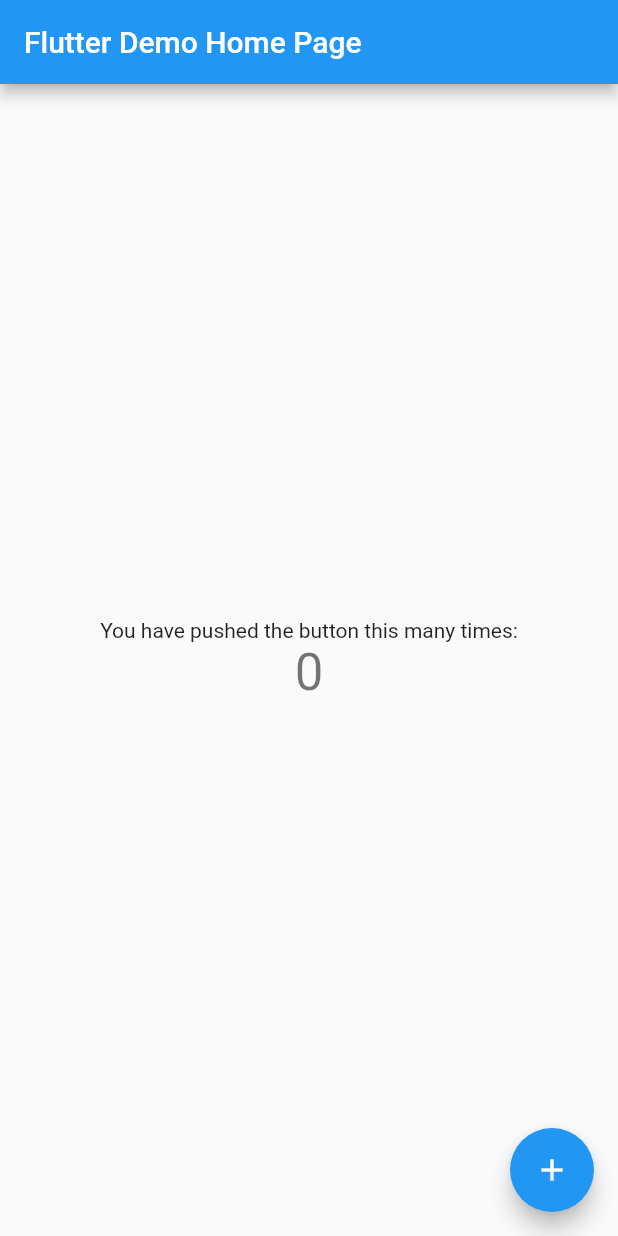
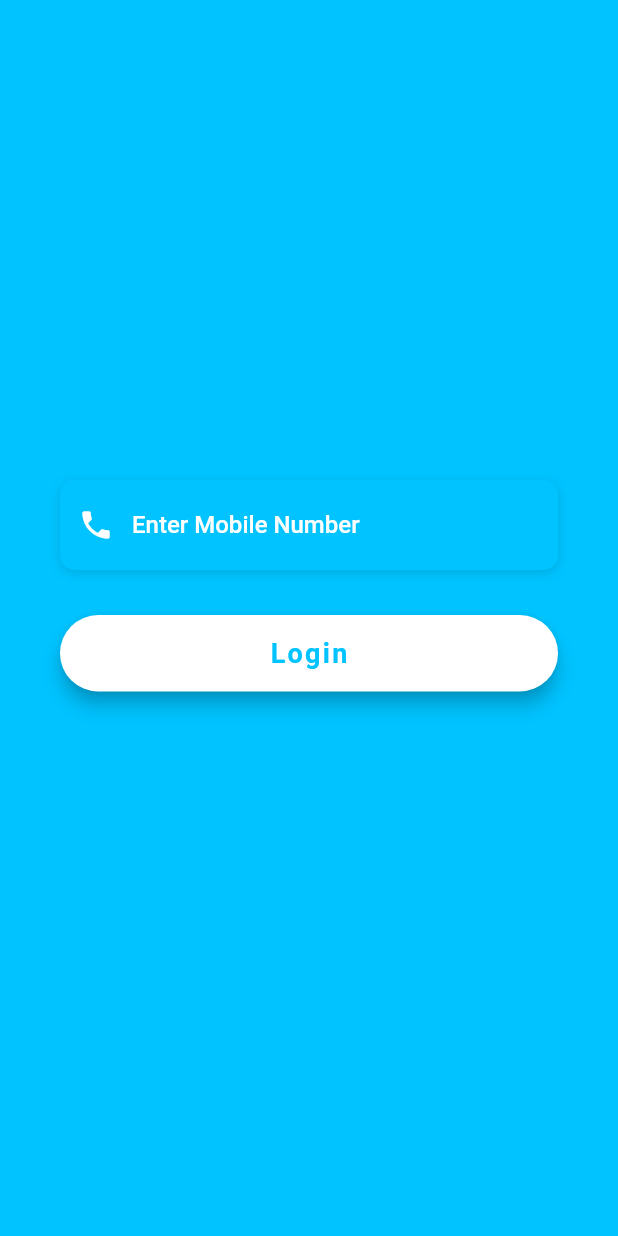
Before and after one commit to madhavanmaddy/Solution-Challenge-2021, a Flutter app: the screen it shows after launch, on a phone screen of 412 x 824 dp. Run offline on Flutter 3.47's test engine with Material 2 defaults, Android fonts, the phone set to English and light mode, and no system bars; our stand-ins replace firebase_auth, firebase_core; accounts and stored records are empty; Roboto replaces fonts that are missing (OpenSans).

Commit message:
Login Page

```diff
--- /dev/null
+++ b/lib/asssets/fonts.dart
@@ -0,0 +1,25 @@
+import 'package:flutter/material.dart';
+
+final kHintTextStyle = TextStyle(
+  color: Colors.white,
+  fontFamily: 'OpenSans',
+  fontWeight: FontWeight.bold,
+);
+/*
+final kLabelStyle = TextStyle(
+  color: Colors.white,
+  fontWeight: FontWeight.bold,
+  fontFamily: 'OpenSans',
+);*/
+
+final kBoxDecorationStyle = BoxDecoration(
+  color: Color(0xff00c3ff),
+  borderRadius: BorderRadius.circular(10.0),
+  boxShadow: [
+    BoxShadow(
+      color: Colors.black12,
+      blurRadius: 6.0,
+      offset: Offset(0, 2),
+    ),
+  ],
+);
--- a/lib/main.dart
+++ b/lib/main.dart
@@ -1,117 +1,22 @@
 import 'package:flutter/material.dart';
+import 'package:flutter/services.dart';
+import 'package:smart_bus/screens/authentication/authenticate.dart';
+import 'package:smart_bus/screens/wrapper.dart';
+import 'package:firebase_core/firebase_core.dart';
 
-void main() {
+void main() async {
+  WidgetsFlutterBinding.ensureInitialized();
+  await Firebase.initializeApp();
   runApp(MyApp());
 }
 
 class MyApp extends StatelessWidget {
-  // This widget is the root of your application.
   @override
   Widget build(BuildContext context) {
+    SystemChrome.setPreferredOrientations([DeviceOrientation.portraitUp]);
     return MaterialApp(
-      title: 'Mental mentor commit maddy',
-      theme: ThemeData(
-        // This is the theme of your application.
-        //
-        // Try running your application with "flutter run". You'll see the
-        // application has a blue toolbar. Then, without quitting the app, try
-        // changing the primarySwatch below to Colors.green and then invoke
-        // "hot reload" (press "r" in the console where you ran "flutter run",
-        // or simply save your changes to "hot reload" in a Flutter IDE).
-        // Notice that the counter didn't reset back to zero; the application
-        // is not restarted.
-        primarySwatch: Colors.blue,
-        // This makes the visual density adapt to the platform that you run
-        // the app on. For desktop platforms, the controls will be smaller and
-        // closer together (more dense) than on mobile platforms.
-        visualDensity: VisualDensity.adaptivePlatformDensity,
-      ),
-      home: MyHomePage(title: 'Flutter Demo Home Page'),
+      debugShowCheckedModeBanner: false,
+      home: Authenticate(),
     );
   }
 }
-
-class MyHomePage extends StatefulWidget {
-  MyHomePage({Key key, this.title}) : super(key: key);
-
-  // This widget is the home page of your application. It is stateful, meaning
-  // that it has a State object (defined below) that contains fields that affect
-  // how it looks.
-
-  // This class is the configuration for the state. It holds the values (in this
-  // case the title) provided by the parent (in this case the App widget) and
-  // used by the build method of the State. Fields in a Widget subclass are
-  // always marked "final".
-
-  final String title;
-
-  @override
-  _MyHomePageState createState() => _MyHomePageState();
-}
-
-class _MyHomePageState extends State<MyHomePage> {
-  int _counter = 0;
-
-  void _incrementCounter() {
-    setState(() {
-      // This call to setState tells the Flutter framework that something has
-      // changed in this State, which causes it to rerun the build method below
-      // so that the display can reflect the updated values. If we changed
-      // _counter without calling setState(), then the build method would not be
-      // called again, and so nothing would appear to happen.
-      _counter++;
-    });
-  }
-
-  @override
-  Widget build(BuildContext context) {
-    // This method is rerun every time setState is called, for instance as done
-    // by the _incrementCounter method above.
-    //
-    // The Flutter framework has been optimized to make rerunning build methods
-    // fast, so that you can just rebuild anything that needs updating rather
-    // than having to individually change instances of widgets.
-    return Scaffold(
-      appBar: AppBar(
-        // Here we take the value from the MyHomePage object that was created by
-        // the App.build method, and use it to set our appbar title.
-        title: Text(widget.title),
-      ),
-      body: Center(
-        // Center is a layout widget. It takes a single child and positions it
-        // in the middle of the parent.
-        child: Column(
-          // Column is also a layout widget. It takes a list of children and
-          // arranges them vertically. By default, it sizes itself to fit its
-          // children horizontally, and tries to be as tall as its parent.
-          //
-          // Invoke "debug painting" (press "p" in the console, choose the
-          // "Toggle Debug Paint" action from the Flutter Inspector in Android
-          // Studio, or the "Toggle Debug Paint" command in Visual Studio Code)
-          // to see the wireframe for each widget.
-          //
-          // Column has various properties to control how it sizes itself and
-          // how it positions its children. Here we use mainAxisAlignment to
-          // center the children vertically; the main axis here is the vertical
-          // axis because Columns are vertical (the cross axis would be
-          // horizontal).
-          mainAxisAlignment: MainAxisAlignment.center,
-          children: <Widget>[
-            Text(
-              'You have pushed the button this many times:',
-            ),
-            Text(
-              '$_counter',
-              style: Theme.of(context).textTheme.headline4,
-            ),
-          ],
-        ),
-      ),
-      floatingActionButton: FloatingActionButton(
-        onPressed: _incrementCounter,
-        tooltip: 'Increment',
-        child: Icon(Icons.add),
-      ), // This trailing comma makes auto-formatting nicer for build methods.
-    );
-  }
-}
--- /dev/null
+++ b/lib/screens/authentication/authenticate.dart
@@ -0,0 +1,193 @@
+import 'package:firebase_auth/firebase_auth.dart';
+import 'package:flutter/material.dart';
+import 'package:smart_bus/asssets/fonts.dart';
+import 'package:smart_bus/screens/home/home.dart';
+
+class Authenticate extends StatefulWidget {
+  @override
+  _AuthenticateState createState() => _AuthenticateState();
+}
+
+class _AuthenticateState extends State<Authenticate> {
+  final _phonecontroller = TextEditingController();
+  final _codecontroller = TextEditingController();
+  Future<bool> login(String phone, BuildContext context) async {
+    FirebaseAuth _auth = FirebaseAuth.instance;
+
+    _auth.verifyPhoneNumber(
+        phoneNumber: phone,
+        timeout: Duration(minutes: 05),
+        verificationCompleted: (AuthCredential credential) async {
+          Navigator.of(context).pop();
+
+          UserCredential result = await _auth.signInWithCredential(credential);
+
+          User user = result.user;
+
+          if (user != null) {
+            Navigator.push(
+              context,
+              MaterialPageRoute(builder: (context) => Home()),
+            );
+          } else {
+            print('Error');
+          }
+        },
+        verificationFailed: (FirebaseAuthException exception) {
+          print(exception);
+        },
+        codeSent: (String verficationId, [int forceResendingToken]) {
+          showDialog(
+              context: context,
+              barrierDismissible: false,
+              builder: (context) {
+                return AlertDialog(
+                  title: Text('Enter the Code'),
+                  content: Column(
+                    mainAxisSize: MainAxisSize.min,
+                    children: <Widget>[
+                      TextField(
+                        controller: _codecontroller,
+                      ),
+                    ],
+                  ),
+                  actions: <Widget>[
+                    RaisedButton(
+                        elevation: 5.0,
+                        padding: EdgeInsets.all(15.0),
+                        shape: RoundedRectangleBorder(
+                          borderRadius: BorderRadius.circular(30.0),
+                        ),
+                        color: Colors.white,
+                        child: Text(
+                          'Verify',
+                          style: TextStyle(
+                            color: Color(0xff00c3ff),
+                            letterSpacing: 1.5,
+                            fontSize: 18.0,
+                            fontWeight: FontWeight.bold,
+                            fontFamily: 'OpenSans',
+                          ),
+                        ),
+                        onPressed: () async {
+                          final code = _codecontroller.text.trim();
+                          AuthCredential credential =
+                              PhoneAuthProvider.credential(
+                                  verificationId: verficationId, smsCode: code);
+                          UserCredential result =
+                              await _auth.signInWithCredential(credential);
+                          User user = result.user;
+                          if (user != null) {
+                            Navigator.push(
+                                context,
+                                MaterialPageRoute(
+                                    builder: (context) => Home()));
+                          } else {
+                            print('Error');
+                          }
+                        }),
+                  ],
+                );
+              });
+        },
+        codeAutoRetrievalTimeout: (String a) {});
+  }
+
+  Widget _buildphonetf() {
+    return Column(
+      crossAxisAlignment: CrossAxisAlignment.start,
+      children: <Widget>[
+        Container(
+          alignment: Alignment.centerLeft,
+          decoration: kBoxDecorationStyle,
+          height: 60.0,
+          child: TextField(
+            keyboardType: TextInputType.phone,
+            style: TextStyle(color: Colors.white),
+            controller: _phonecontroller,
+            decoration: const InputDecoration(
+              border: InputBorder.none,
+              contentPadding: EdgeInsets.only(top: 14.0),
+              prefixIcon: Icon(
+                Icons.phone,
+                color: Colors.white,
+              ),
+              hintText: 'Enter Mobile Number',
+              hintStyle: TextStyle(
+                color: Colors.white,
+                fontWeight: FontWeight.w500,
+                fontFamily: 'OpenSans',
+              ),
+            ),
+          ),
+        ),
+      ],
+    );
+  }
+
+  Widget _buildlogin() {
+    return Container(
+      padding: EdgeInsets.symmetric(vertical: 25.0),
+      width: double.infinity,
+      child: RaisedButton(
+        elevation: 5.0,
+        onPressed: () {
+          String phone = _phonecontroller.text.trim();
+
+          login(phone, context);
+        },
+        padding: EdgeInsets.all(15.0),
+        shape: RoundedRectangleBorder(
+          borderRadius: BorderRadius.circular(30.0),
+        ),
+        color: Colors.white,
+        child: Text(
+          'Login',
+          style: TextStyle(
+            color: Color(0xff00c3ff),
+            letterSpacing: 1.5,
+            fontSize: 18.0,
+            fontWeight: FontWeight.bold,
+            fontFamily: 'OpenSans',
+          ),
+        ),
+      ),
+    );
+  }
+
+  @override
+  Widget build(BuildContext context) {
+    return Scaffold(
+        body: Stack(
+      children: <Widget>[
+        Container(
+          height: double.infinity,
+          width: double.infinity,
+          decoration: BoxDecoration(
+            color: Color(0xff00c3ff),
+          ),
+        ),
+        Container(
+          height: double.infinity,
+          child: SingleChildScrollView(
+            physics: AlwaysScrollableScrollPhysics(),
+            padding: EdgeInsets.symmetric(horizontal: 40.0, vertical: 120.0),
+            child: Column(
+              mainAxisAlignment: MainAxisAlignment.center,
+              children: <Widget>[
+                SizedBox(
+                  height: 200.0,
+                ),
+                _buildphonetf(),
+                SizedBox(
+                  height: 5.0,
+                ),
+                _buildlogin(),
+              ],
+            ),
+          ),
+        ),
+      ],
+    ));
+  }
+}
--- a/pubspec.yaml
+++ b/pubspec.yaml
@@ -28,6 +28,10 @@
   # The following adds the Cupertino Icons font to your application.
   # Use with the CupertinoIcons class for iOS style icons.
   cupertino_icons: ^1.0.0
+  firebase_auth: ^0.18.0+1
+  cloud_firestore: "^0.14.0+2"
+  firebase_core: "0.5.0"
+
 
 dev_dependencies:
   flutter_test:
```
Also changed, not shown: lib/screens/home/home.dart (added, +10 -0 lines), lib/screens/services/auth.dart (added, +21 -0 lines), lib/screens/wrapper.dart (added, +11 -0 lines), pubspec.lock, 4 other files.
